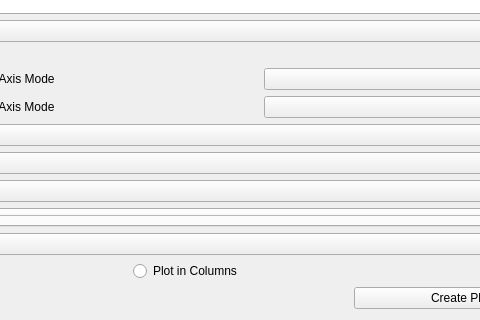
Before: the Qt Designer form ui/data_plotly_dialog_base.ui in ghtmtt/DataPlotly, drawn with Qt 5; both pictures show x 319 to 799 and y 230 to 550 of the 1154 by 550 pixel window.
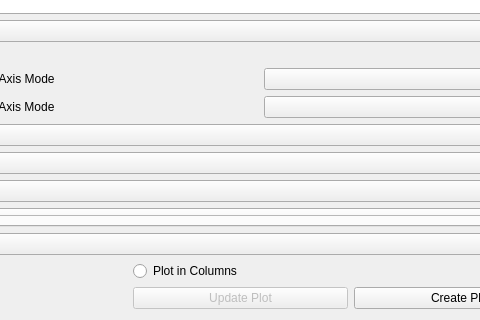
After: the same form once the commit is applied. The open tabs and pages were chosen to show the change. Custom widgets are drawn as their Qt base class.

```diff
--- a/ui/data_plotly_dialog_base.ui
+++ b/ui/data_plotly_dialog_base.ui
@@ -689,6 +689,31 @@
          </widget>
         </widget>
        </item>
+       <item row="4" column="2">
+        <widget class="QPushButton" name="update_btn">
+         <property name="enabled">
+          <bool>false</bool>
+         </property>
+         <property name="text">
+          <string>Update Plot</string>
+         </property>
+         <property name="checkable">
+          <bool>false</bool>
+         </property>
+         <property name="checked">
+          <bool>false</bool>
+         </property>
+         <property name="autoDefault">
+          <bool>true</bool>
+         </property>
+         <property name="default">
+          <bool>false</bool>
+         </property>
+         <property name="flat">
+          <bool>false</bool>
+         </property>
+        </widget>
+       </item>
       </layout>
      </widget>
      <widget class="QWidget" name="layoutWidget">
```
Left out of the diff: 2 changed lines with no effect on the pictures.
